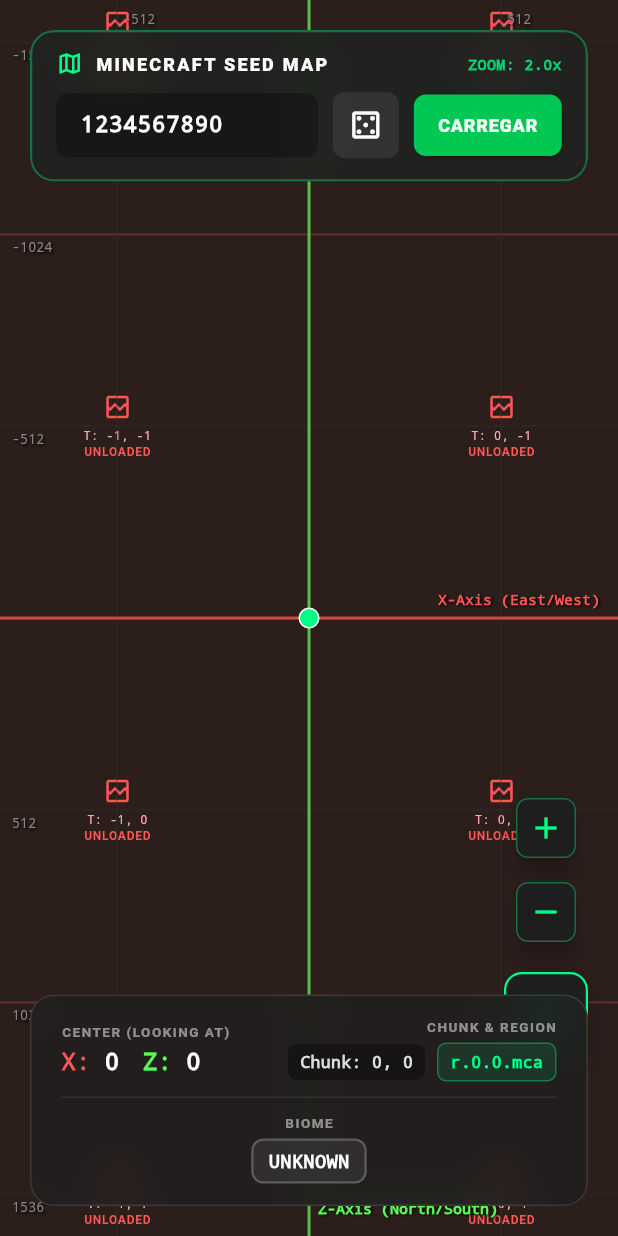
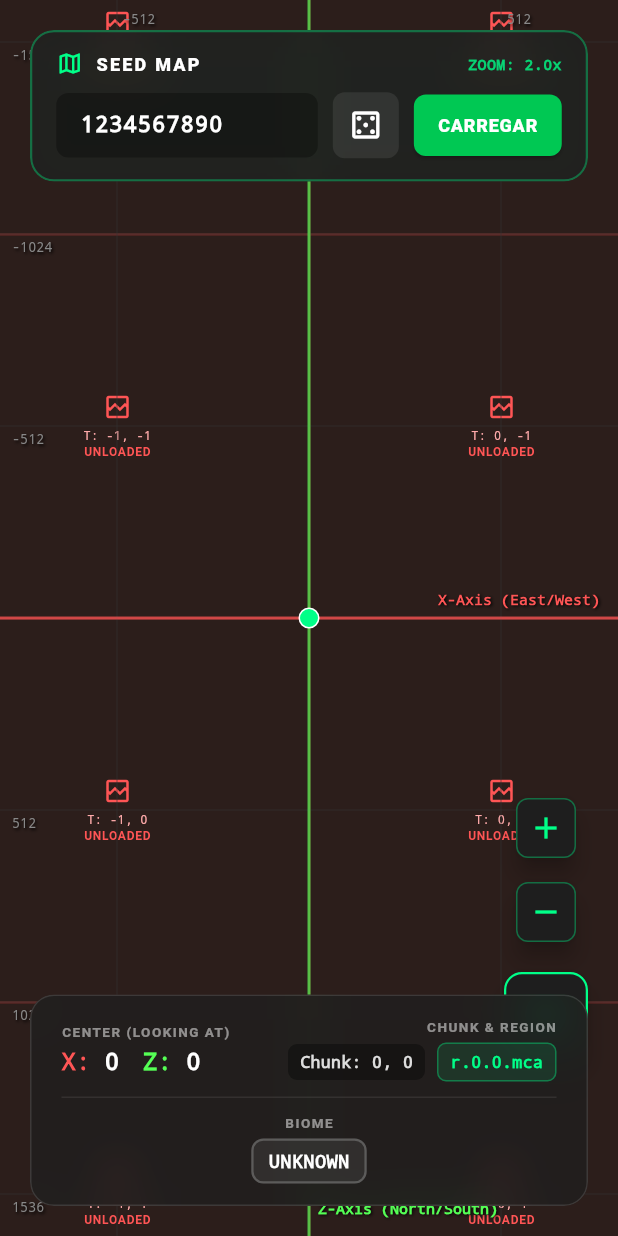
Before and after one commit to desodre/Minecraft-Map-Viewer, a Flutter app: the screen it shows after launch, on a phone screen of 412 x 824 dp. Run offline on Flutter 3.47's test engine with Material 3 defaults, Android fonts, the phone set to English and light mode, and no system bars; network calls fail.

Commit message:
string: just removed some strings.

```diff
--- a/lib/page/map_screen.dart
+++ b/lib/page/map_screen.dart
@@ -305,7 +305,7 @@
                                         ),
                                         SizedBox(width: 8),
                                         Text(
-                                          'MINECRAFT SEED MAP',
+                                          'SEED MAP',
                                           style: TextStyle(
                                             color: Colors.white,
                                             fontSize: 12,
```
